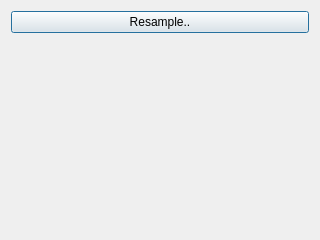
Qt form resample/resamplewidget.ui (ialhashim/topo-blend) before a commit.
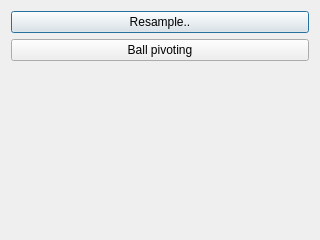
The same form after that commit.

```diff
--- a/resample/resamplewidget.ui
+++ b/resample/resamplewidget.ui
@@ -23,6 +23,13 @@
        </property>
       </widget>
      </item>
+     <item>
+      <widget class="QPushButton" name="ballPivotButton">
+       <property name="text">
+        <string>Ball pivoting</string>
+       </property>
+      </widget>
+     </item>
      <item>
       <spacer name="verticalSpacer">
        <property name="orientation">
```
